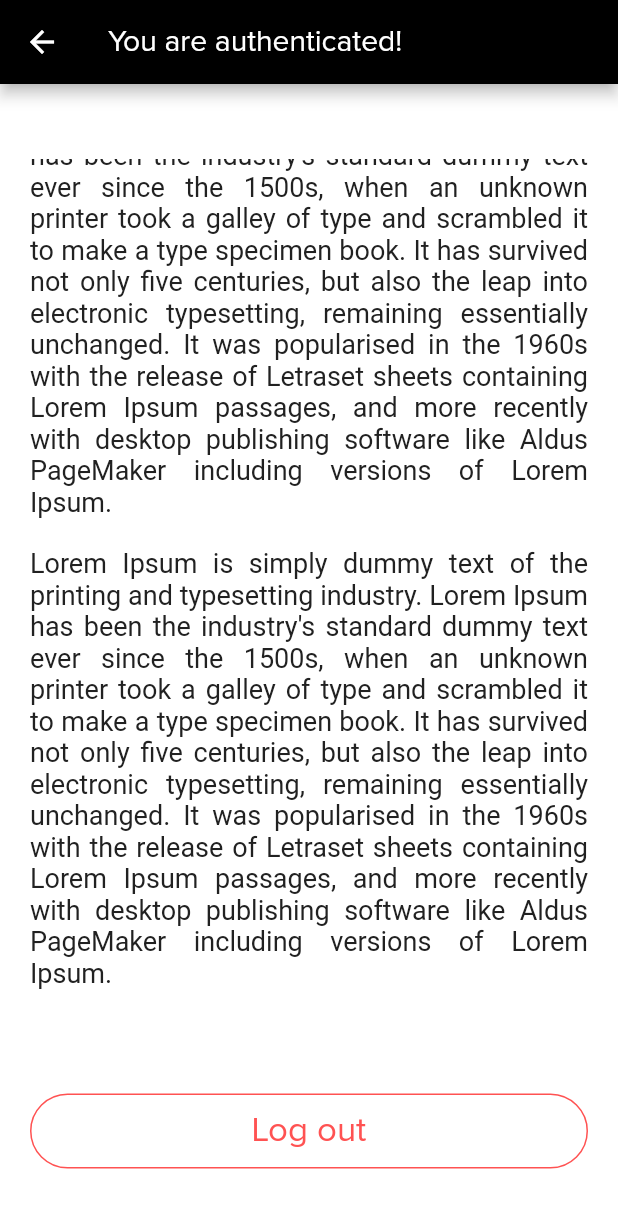
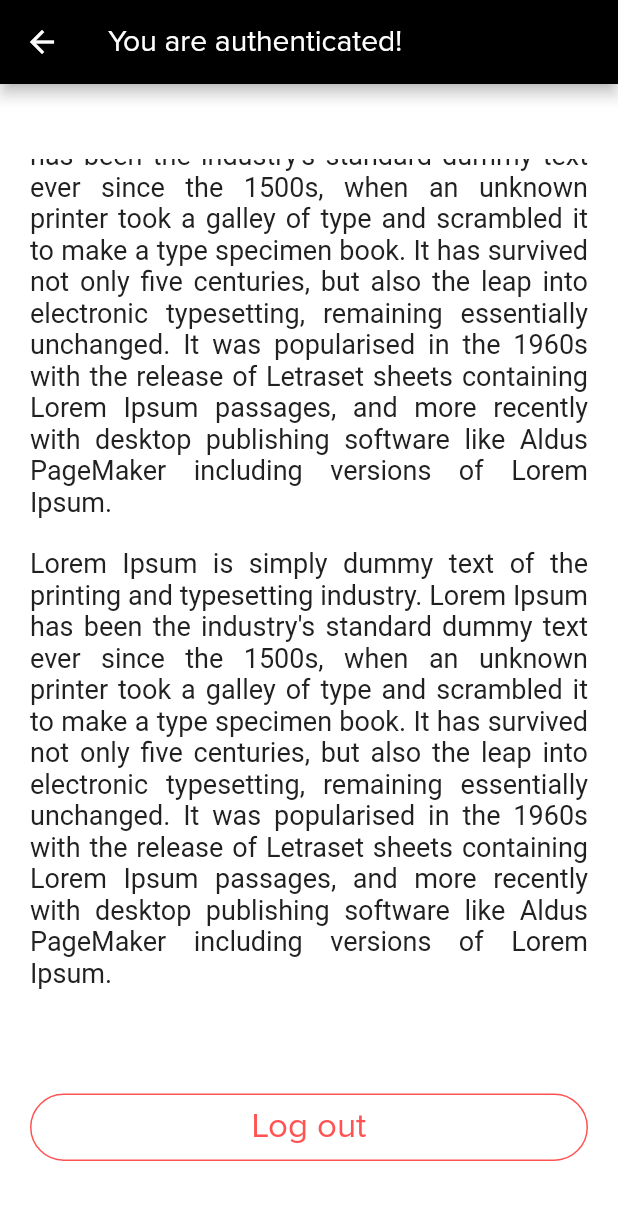
Before and after one commit to JoaoPauloCMarra/flutter-sandbox, a Flutter app: the HomePage screen opened by its route, scrolled down 111 dp, on a phone screen of 412 x 824 dp. Shown: the top 1208 px of the screen. Run offline on Flutter 3.47's test engine with Material 2 defaults, Android fonts, the phone set to English and light mode, and no system bars; our stand-ins replace flare_flutter.

Commit message:
adding effect to button and fixing layout

```diff
--- a/lib/auth.dart
+++ b/lib/auth.dart
@@ -5,13 +5,13 @@ class AuthService {
   // Login
   Future<bool> login() async {
     // Simulate a future for response after 2 second.
-    return await new Future<bool>.delayed(
-        new Duration(seconds: 2), () => new Random().nextBool());
+    return await Future<bool>.delayed(
+        Duration(seconds: 2), () => Random().nextBool());
   }
 
   // Logout
   Future<void> logout() async {
     // Simulate a future for response after 1 second.
-    return await new Future<void>.delayed(new Duration(seconds: 1));
+    return await Future<void>.delayed(Duration(seconds: 1));
   }
 }
--- a/lib/screens/login.dart
+++ b/lib/screens/login.dart
@@ -150,7 +150,6 @@ class _LoginPageState extends State<LoginPage> {
 
     if (animate == true) {
       return Container(
-        margin: EdgeInsets.only(top: 20),
         width: animationSize,
         height: animationSize,
         child: FlareActor(animationFile,
@@ -177,12 +176,12 @@ class _LoginPageState extends State<LoginPage> {
     }
 
     return Container(
-      margin: EdgeInsets.only(top: 25, bottom: 25),
       width: 280,
+      padding: EdgeInsets.only(top: 35),
       child: Button(
           text: text,
           textColor: buttonStyle,
-          fontSize: screenAwareSize(16, context),
+          fontSize: screenAwareSize(14, context),
           fontWeight: FontWeight.w700,
           borderColor: buttonStyle,
           onPressed: () {
--- a/lib/shared/button.dart
+++ b/lib/shared/button.dart
@@ -31,7 +31,9 @@ class Button extends StatelessWidget {
   }) : super(key: key);
 
   @override
-  Widget build(BuildContext context) => Container(
+  Widget build(BuildContext context) => InkWell(
+      onTap: disabled ? null : onPressed,
+      child: Container(
         constraints: const BoxConstraints(minWidth: double.infinity),
         margin: const EdgeInsets.only(top: 20),
         decoration: BoxDecoration(
@@ -39,14 +41,17 @@ class Button extends StatelessWidget {
             borderRadius: BorderRadius.circular(borderRadius),
             border: Border.all(color: borderColor, width: borderWidth)),
         width: 250.0,
-      child: FlatButton(
         child: Text(text,
+            textAlign: TextAlign.center,
             style: TextStyle(
               color: textColor,
               fontSize: screenAwareSize(fontSize, context),
               fontWeight: fontWeight,
             )),
         padding: EdgeInsets.only(
-              left: paddingHorizontal, right: paddingHorizontal),
-          onPressed: disabled ? null : onPressed));
+            left: paddingHorizontal,
+            right: paddingHorizontal,
+            top: paddingHorizontal / 2,
+            bottom: paddingHorizontal / 2),
+      ));
 }
```
Lines whose indentation alone changed are shown as unchanged.
